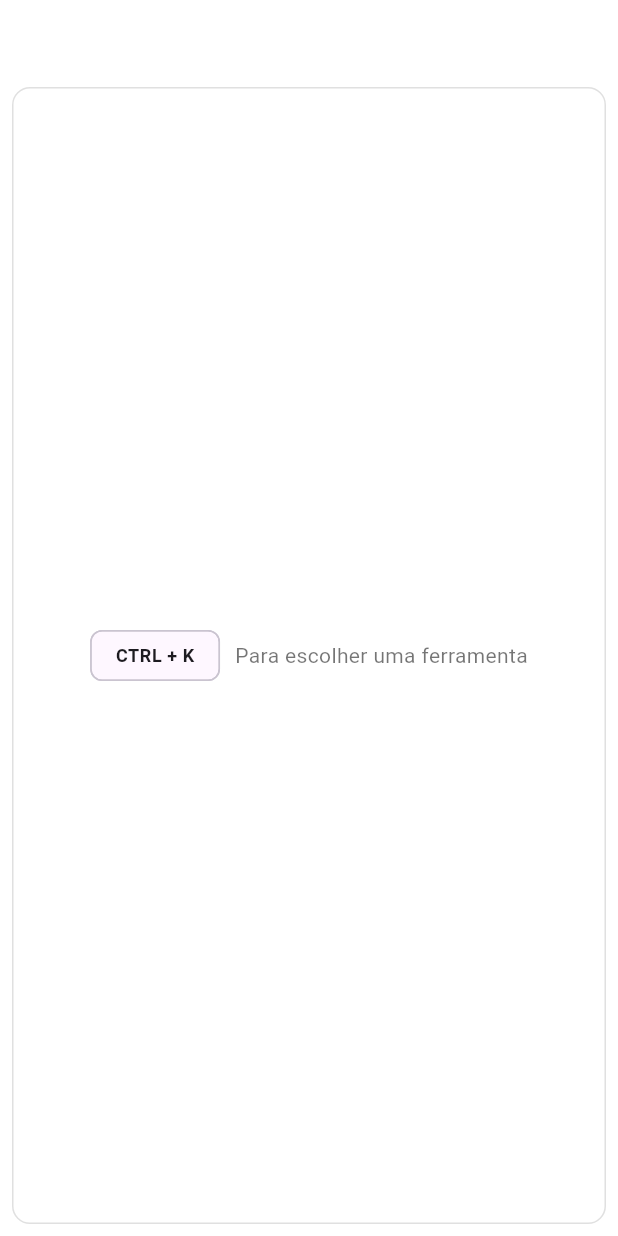
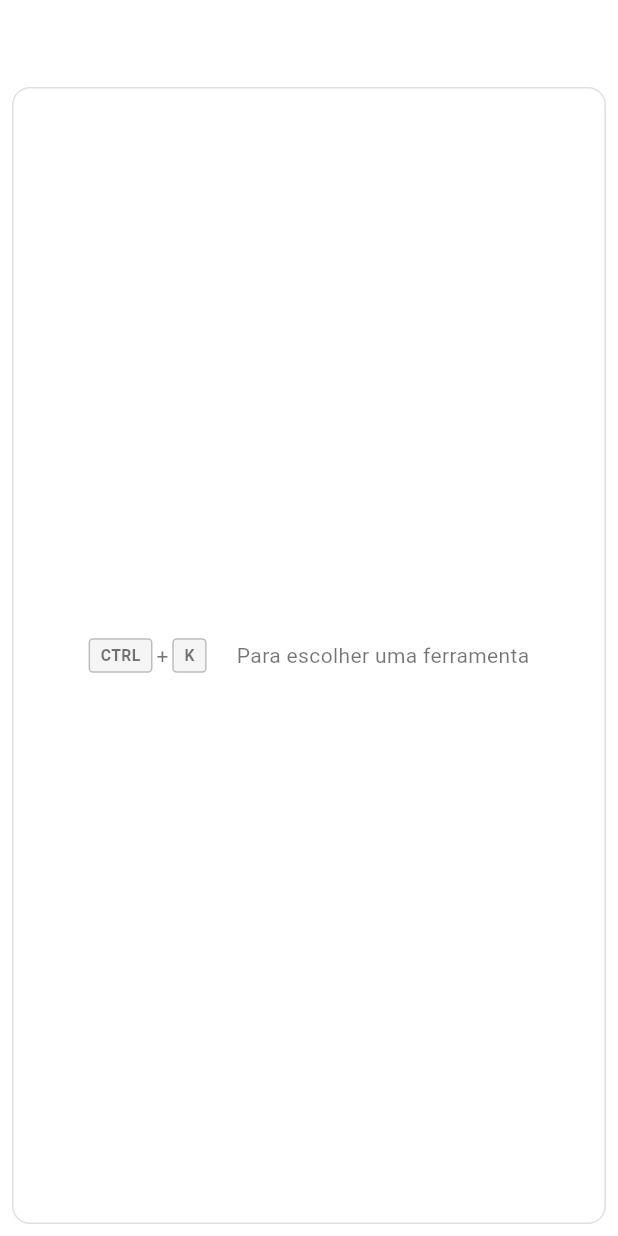
Before and after one commit to ExtraMobs/utilitarios, a Flutter app: the screen it shows after launch, on a phone screen of 412 x 824 dp. Run offline on Flutter 3.47's test engine with Material 3 defaults, Android fonts, the phone set to English and light mode, and no system bars.

Commit message:
feat: classes para exibir os atalhos com facilidade
`Shortcut`: monta a linha que será exibida, com a combinação das teclas e sua descrição
`ShortcutLines`: exibe tudo isso em uma coluna

```diff
--- a/lib/pages/main_home/main_home_view.dart
+++ b/lib/pages/main_home/main_home_view.dart
@@ -31,21 +31,12 @@ class MainHomeView extends StatelessWidget {
                         ),
                         child: (viewModel.tabs.isEmpty)
                             ? Center(
-                                child: Row(
-                                  mainAxisSize: MainAxisSize.min,
-                                  spacing: 10,
-                                  children: [
-                                    Chip(
-                                      label: Text(
-                                        "CTRL + K",
-                                        textAlign: TextAlign.center,
-                                        style: TextTheme.of(context).bodySmall
-                                            ?.copyWith(
-                                              fontWeight: FontWeight.bold,
-                                            ),
-                                      ),
+                                child: ShortcutLines(
+                                  shortcuts: [
+                                    Shortcut(
+                                      keys: ["CTRL", "K"],
+                                      label: "Para escolher uma ferramenta",
                                     ),
-                                    Text("Para escolher uma ferramenta"),
                                   ],
                                 ),
                               )
@@ -57,6 +48,64 @@ class MainHomeView extends StatelessWidget {
               );
             },
       ),
+    );
+  }
+}
+
+class ShortcutLines extends StatelessWidget {
+  const ShortcutLines({super.key, required this.shortcuts});
+
+  final List<Shortcut> shortcuts;
+
+  @override
+  Widget build(BuildContext context) {
+    return Column(
+      mainAxisAlignment: MainAxisAlignment.center,
+      crossAxisAlignment: CrossAxisAlignment.center,
+      children: shortcuts,
+    );
+  }
+}
+
+class Shortcut extends StatelessWidget {
+  const Shortcut({super.key, required this.keys, required this.label});
+
+  final List<String> keys;
+  final String label;
+
+  @override
+  Widget build(BuildContext context) {
+    return Row(
+      mainAxisSize: MainAxisSize.min,
+      spacing: 20,
+
+      children: [
+        Row(
+          mainAxisSize: MainAxisSize.min,
+          crossAxisAlignment: CrossAxisAlignment.center,
+          mainAxisAlignment: MainAxisAlignment.center,
+          spacing: 2.5,
+          children: [
+            for (final (int index, String key) in keys.indexed) ...[
+              Container(
+                decoration: BoxDecoration(
+                  border: Border.all(color: Colors.grey.shade400),
+                  borderRadius: const BorderRadius.all(Radius.circular(3)),
+                  color: Colors.grey.shade100,
+                ),
+                padding: const EdgeInsets.symmetric(horizontal: 7, vertical: 3),
+                child: Text(
+                  key,
+                  textAlign: TextAlign.center,
+                  style: TextStyle(fontSize: 10.5, fontWeight: FontWeight.bold),
+                ),
+              ),
+              if (index < keys.length - 1) Text("+"),
+            ],
+          ],
+        ),
+        Text(label),
+      ],
     );
   }
 }
```
